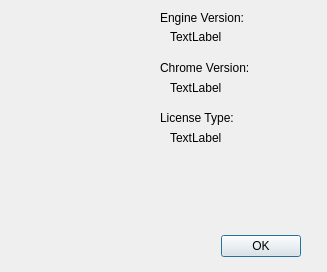
nguyendkn/BrowserAutomationStudio, file Solution/Engine/aboutbrowserstudio.ui: the form before one commit.
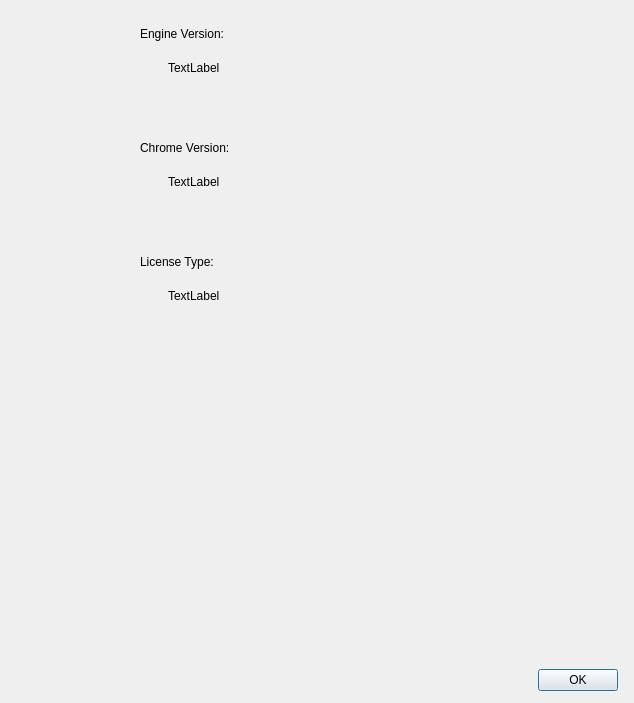
The form after the commit. Icons and pictures are not drawn.

Commit message: Disaply chrome version list in about window

Diff of the .ui file:
```diff
--- a/Solution/Engine/aboutbrowserstudio.ui
+++ b/Solution/Engine/aboutbrowserstudio.ui
@@ -6,8 +6,8 @@
    <rect>
     <x>0</x>
     <y>0</y>
-    <width>327</width>
-    <height>272</height>
+    <width>634</width>
+    <height>703</height>
    </rect>
   </property>
   <property name="windowTitle">
@@ -19,66 +19,75 @@
   <property name="modal">
    <bool>true</bool>
   </property>
-  <widget class="QDialogButtonBox" name="buttonBox">
-   <property name="geometry">
-    <rect>
-     <x>100</x>
-     <y>230</y>
-     <width>201</width>
-     <height>32</height>
-    </rect>
+  <layout class="QVBoxLayout" name="verticalLayout_2">
+   <property name="spacing">
+    <number>0</number>
    </property>
-   <property name="orientation">
-    <enum>Qt::Horizontal</enum>
+   <property name="leftMargin">
+    <number>16</number>
    </property>
-   <property name="standardButtons">
-    <set>QDialogButtonBox::Ok</set>
+   <property name="topMargin">
+    <number>9</number>
    </property>
-  </widget>
+   <property name="rightMargin">
+    <number>16</number>
+   </property>
+   <property name="bottomMargin">
+    <number>12</number>
+   </property>
+   <item>
+    <layout class="QHBoxLayout" name="horizontalLayout">
+     <item>
+      <layout class="QVBoxLayout" name="LogoLayout">
+       <property name="topMargin">
+        <number>9</number>
+       </property>
+       <property name="rightMargin">
+        <number>0</number>
+       </property>
+       <item>
   <widget class="QLabel" name="label">
-   <property name="geometry">
-    <rect>
-     <x>20</x>
-     <y>20</y>
+         <property name="minimumSize">
+          <size>
      <width>100</width>
      <height>100</height>
-    </rect>
-   </property>
+          </size>
+         </property>
+         <property name="maximumSize">
+          <size>
+           <width>100</width>
+           <height>100</height>
+          </size>
+         </property>
    <property name="text">
     <string/>
    </property>
   </widget>
-  <widget class="QLabel" name="LabelDescription">
-   <property name="geometry">
-    <rect>
-     <x>10</x>
-     <y>150</y>
-     <width>301</width>
-     <height>81</height>
-    </rect>
-   </property>
-   <property name="text">
-    <string/>
-   </property>
-   <property name="alignment">
-    <set>Qt::AlignJustify|Qt::AlignVCenter</set>
-   </property>
-   <property name="wordWrap">
-    <bool>true</bool>
-   </property>
-   <property name="openExternalLinks">
-    <bool>true</bool>
-   </property>
-  </widget>
+       </item>
+      </layout>
+     </item>
+     <item>
+      <widget class="QWidget" name="widget" native="true">
+       <layout class="QVBoxLayout" name="verticalLayout">
+        <property name="spacing">
+         <number>2</number>
+        </property>
+        <property name="leftMargin">
+         <number>12</number>
+        </property>
+        <property name="topMargin">
+         <number>0</number>
+        </property>
+        <property name="rightMargin">
+         <number>0</number>
+        </property>
+        <property name="bottomMargin">
+         <number>0</number>
+        </property>
+        <item>
+         <layout class="QHBoxLayout" name="horizontalLayout_2">
+          <item>
   <widget class="QLabel" name="label_3">
-   <property name="geometry">
-    <rect>
-     <x>140</x>
-     <y>10</y>
-     <width>16</width>
-     <height>16</height>
-    </rect>
-   </property>
    <property name="text">
     <string/>
    </property>
@@ -86,41 +95,95 @@
     <pixmap resource="engine.qrc">:/engine/images/question.png</pixmap>
    </property>
   </widget>
+          </item>
+          <item>
+           <spacer name="horizontalSpacer_9">
+            <property name="orientation">
+             <enum>Qt::Horizontal</enum>
+            </property>
+            <property name="sizeType">
+             <enum>QSizePolicy::Fixed</enum>
+            </property>
+            <property name="sizeHint" stdset="0">
+             <size>
+              <width>3</width>
+              <height>0</height>
+             </size>
+            </property>
+           </spacer>
+          </item>
+          <item>
   <widget class="QLabel" name="label_4">
-   <property name="geometry">
-    <rect>
-     <x>160</x>
-     <y>10</y>
-     <width>151</width>
-     <height>16</height>
-    </rect>
-   </property>
    <property name="text">
     <string>Engine Version:</string>
    </property>
   </widget>
+          </item>
+          <item>
+           <spacer name="horizontalSpacer">
+            <property name="orientation">
+             <enum>Qt::Horizontal</enum>
+            </property>
+            <property name="sizeHint" stdset="0">
+             <size>
+              <width>40</width>
+              <height>20</height>
+             </size>
+            </property>
+           </spacer>
+          </item>
+         </layout>
+        </item>
+        <item>
+         <layout class="QHBoxLayout" name="horizontalLayout_7">
+          <item>
+           <spacer name="horizontalSpacer_4">
+            <property name="orientation">
+             <enum>Qt::Horizontal</enum>
+            </property>
+            <property name="sizeType">
+             <enum>QSizePolicy::Fixed</enum>
+            </property>
+            <property name="sizeHint" stdset="0">
+             <size>
+              <width>40</width>
+              <height>0</height>
+             </size>
+            </property>
+           </spacer>
+          </item>
+          <item>
   <widget class="QLabel" name="LabelVersion">
-   <property name="geometry">
-    <rect>
-     <x>170</x>
-     <y>30</y>
-     <width>57</width>
-     <height>14</height>
-    </rect>
-   </property>
    <property name="text">
     <string>TextLabel</string>
    </property>
-  </widget>
+            <property name="alignment">
+             <set>Qt::AlignLeading|Qt::AlignLeft|Qt::AlignTop</set>
+            </property>
+           </widget>
+          </item>
+         </layout>
+        </item>
+        <item>
+         <spacer name="verticalSpacer">
+          <property name="orientation">
+           <enum>Qt::Vertical</enum>
+          </property>
+          <property name="sizeType">
+           <enum>QSizePolicy::Fixed</enum>
+          </property>
+          <property name="sizeHint" stdset="0">
+           <size>
+            <width>0</width>
+            <height>10</height>
+           </size>
+          </property>
+         </spacer>
+        </item>
+        <item>
+         <layout class="QHBoxLayout" name="horizontalLayout_3">
+          <item>
   <widget class="QLabel" name="label_5">
-   <property name="geometry">
-    <rect>
-     <x>140</x>
-     <y>60</y>
-     <width>16</width>
-     <height>16</height>
-    </rect>
-   </property>
    <property name="text">
     <string/>
    </property>
@@ -128,41 +191,98 @@
     <pixmap resource="engine.qrc">:/engine/images/question.png</pixmap>
    </property>
   </widget>
+          </item>
+          <item>
+           <spacer name="horizontalSpacer_8">
+            <property name="orientation">
+             <enum>Qt::Horizontal</enum>
+            </property>
+            <property name="sizeType">
+             <enum>QSizePolicy::Fixed</enum>
+            </property>
+            <property name="sizeHint" stdset="0">
+             <size>
+              <width>3</width>
+              <height>0</height>
+             </size>
+            </property>
+           </spacer>
+          </item>
+          <item>
   <widget class="QLabel" name="label_6">
-   <property name="geometry">
-    <rect>
-     <x>160</x>
-     <y>60</y>
-     <width>151</width>
-     <height>16</height>
-    </rect>
-   </property>
    <property name="text">
     <string>Chrome Version:</string>
    </property>
   </widget>
+          </item>
+          <item>
+           <spacer name="horizontalSpacer_2">
+            <property name="orientation">
+             <enum>Qt::Horizontal</enum>
+            </property>
+            <property name="sizeHint" stdset="0">
+             <size>
+              <width>40</width>
+              <height>20</height>
+             </size>
+            </property>
+           </spacer>
+          </item>
+         </layout>
+        </item>
+        <item>
+         <layout class="QHBoxLayout" name="horizontalLayout_5">
+          <item>
+           <spacer name="horizontalSpacer_5">
+            <property name="orientation">
+             <enum>Qt::Horizontal</enum>
+            </property>
+            <property name="sizeType">
+             <enum>QSizePolicy::Fixed</enum>
+            </property>
+            <property name="sizeHint" stdset="0">
+             <size>
+              <width>40</width>
+              <height>0</height>
+             </size>
+            </property>
+           </spacer>
+          </item>
+          <item>
   <widget class="QLabel" name="LabelWebkit">
-   <property name="geometry">
-    <rect>
-     <x>170</x>
-     <y>80</y>
-     <width>121</width>
-     <height>16</height>
-    </rect>
-   </property>
    <property name="text">
     <string>TextLabel</string>
    </property>
-  </widget>
+            <property name="alignment">
+             <set>Qt::AlignLeading|Qt::AlignLeft|Qt::AlignTop</set>
+            </property>
+            <property name="wordWrap">
+             <bool>true</bool>
+            </property>
+           </widget>
+          </item>
+         </layout>
+        </item>
+        <item>
+         <spacer name="verticalSpacer_2">
+          <property name="orientation">
+           <enum>Qt::Vertical</enum>
+          </property>
+          <property name="sizeType">
+           <enum>QSizePolicy::Fixed</enum>
+          </property>
+          <property name="sizeHint" stdset="0">
+           <size>
+            <width>0</width>
+            <height>10</height>
+           </size>
+          </property>
+         </spacer>
+        </item>
+        <item>
+         <layout class="QHBoxLayout" name="horizontalLayout_4">
+          <item>
   <widget class="QLabel" name="label_7">
-   <property name="geometry">
-    <rect>
-     <x>140</x>
-     <y>110</y>
-     <width>16</width>
-     <height>16</height>
-    </rect>
-   </property>
    <property name="text">
     <string/>
    </property>
@@ -170,32 +290,126 @@
     <pixmap resource="engine.qrc">:/engine/images/question.png</pixmap>
    </property>
   </widget>
-  <widget class="QLabel" name="LabelLicenseType">
-   <property name="geometry">
-    <rect>
-     <x>170</x>
-     <y>130</y>
-     <width>121</width>
-     <height>16</height>
-    </rect>
-   </property>
-   <property name="text">
-    <string>TextLabel</string>
-   </property>
-  </widget>
+          </item>
+          <item>
+           <spacer name="horizontalSpacer_7">
+            <property name="orientation">
+             <enum>Qt::Horizontal</enum>
+            </property>
+            <property name="sizeType">
+             <enum>QSizePolicy::Fixed</enum>
+            </property>
+            <property name="sizeHint" stdset="0">
+             <size>
+              <width>3</width>
+              <height>0</height>
+             </size>
+            </property>
+           </spacer>
+          </item>
+          <item>
   <widget class="QLabel" name="label_8">
-   <property name="geometry">
-    <rect>
-     <x>160</x>
-     <y>110</y>
-     <width>151</width>
-     <height>16</height>
-    </rect>
-   </property>
    <property name="text">
     <string>License Type:</string>
    </property>
   </widget>
+          </item>
+          <item>
+           <spacer name="horizontalSpacer_3">
+            <property name="orientation">
+             <enum>Qt::Horizontal</enum>
+            </property>
+            <property name="sizeHint" stdset="0">
+             <size>
+              <width>40</width>
+              <height>20</height>
+             </size>
+            </property>
+           </spacer>
+          </item>
+         </layout>
+        </item>
+        <item>
+         <layout class="QHBoxLayout" name="horizontalLayout_6">
+          <item>
+           <spacer name="horizontalSpacer_6">
+            <property name="orientation">
+             <enum>Qt::Horizontal</enum>
+            </property>
+            <property name="sizeType">
+             <enum>QSizePolicy::Fixed</enum>
+            </property>
+            <property name="sizeHint" stdset="0">
+             <size>
+              <width>40</width>
+              <height>0</height>
+             </size>
+            </property>
+           </spacer>
+          </item>
+          <item>
+           <widget class="QLabel" name="LabelLicenseType">
+            <property name="text">
+             <string>TextLabel</string>
+            </property>
+            <property name="alignment">
+             <set>Qt::AlignLeading|Qt::AlignLeft|Qt::AlignTop</set>
+            </property>
+           </widget>
+          </item>
+         </layout>
+        </item>
+       </layout>
+      </widget>
+     </item>
+    </layout>
+   </item>
+   <item>
+    <layout class="QVBoxLayout" name="verticalLayout_3">
+     <property name="spacing">
+      <number>0</number>
+     </property>
+     <property name="topMargin">
+      <number>15</number>
+     </property>
+     <property name="bottomMargin">
+      <number>15</number>
+     </property>
+     <item>
+      <widget class="QLabel" name="LabelDescription">
+       <property name="sizePolicy">
+        <sizepolicy hsizetype="Preferred" vsizetype="Preferred">
+         <horstretch>0</horstretch>
+         <verstretch>0</verstretch>
+        </sizepolicy>
+       </property>
+       <property name="text">
+        <string/>
+       </property>
+       <property name="alignment">
+        <set>Qt::AlignJustify|Qt::AlignVCenter</set>
+       </property>
+       <property name="wordWrap">
+        <bool>true</bool>
+       </property>
+       <property name="openExternalLinks">
+        <bool>true</bool>
+       </property>
+      </widget>
+     </item>
+    </layout>
+   </item>
+   <item>
+    <widget class="QDialogButtonBox" name="buttonBox">
+     <property name="orientation">
+      <enum>Qt::Horizontal</enum>
+     </property>
+     <property name="standardButtons">
+      <set>QDialogButtonBox::Ok</set>
+     </property>
+    </widget>
+   </item>
+  </layout>
  </widget>
  <resources>
   <include location="engine.qrc"/>
```
Lines whose indentation alone changed are shown as unchanged. The commit also changes 7 other files.
